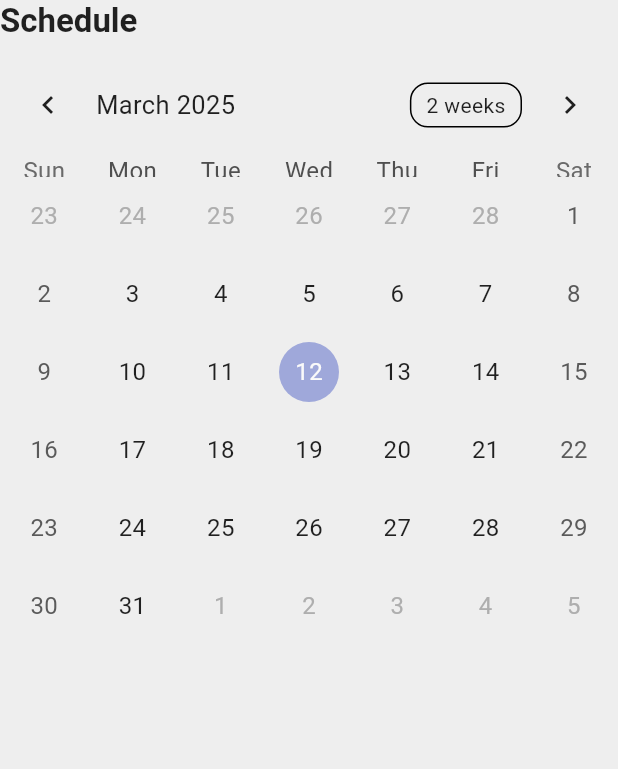
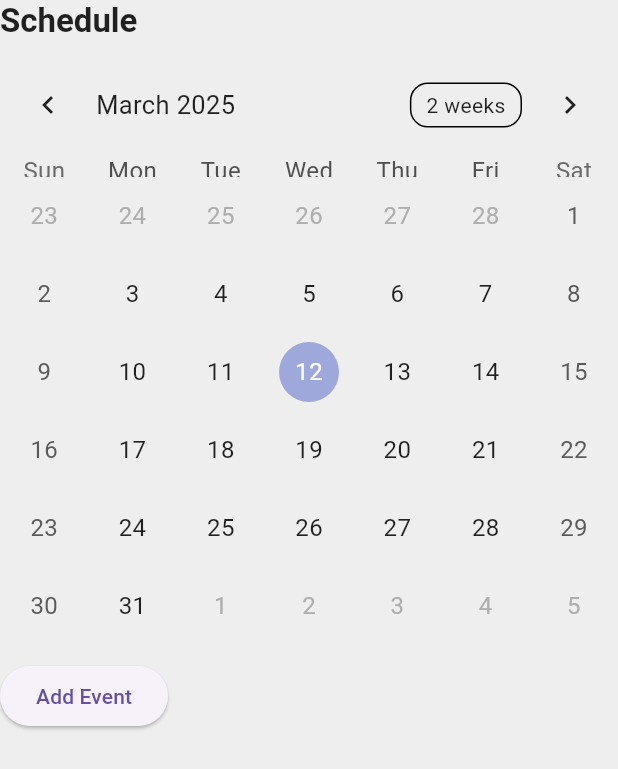
Before and after one commit to emnggprw/teamsync, a Flutter app: the ScheduleScreen widget shown alone on an empty page, opened directly, on a phone screen of 412 x 824 dp. Shown: the top 769 px of the screen. Run offline on Flutter 3.47's test engine with Material 3 defaults, Android fonts, the phone set to English and light mode, and no system bars; drawn by our look-alikes of table_calendar.

Commit message:
Added ability to add events on schedule

```diff
--- a/lib/screens/schedule_screen.dart
+++ b/lib/screens/schedule_screen.dart
@@ -1,7 +1,29 @@
 import 'package:flutter/material.dart';
 import 'package:table_calendar/table_calendar.dart';
 
-class ScheduleScreen extends StatelessWidget {
+class ScheduleScreen extends StatefulWidget {
+  @override
+  _ScheduleScreenState createState() => _ScheduleScreenState();
+}
+
+class _ScheduleScreenState extends State<ScheduleScreen> {
+  DateTime _focusedDay = DateTime.now();
+  DateTime? _selectedDay;
+  Map<DateTime, List<String>> _events = {};
+
+  List<String> _getEventsForDay(DateTime day) {
+    return _events[day] ?? [];
+  }
+
+  void _addEvent(DateTime day, String event) {
+    if (_events[day] != null) {
+      _events[day]!.add(event);
+    } else {
+      _events[day] = [event];
+    }
+    setState(() {});
+  }
+
   @override
   Widget build(BuildContext context) {
     return Column(
@@ -9,11 +31,33 @@ class ScheduleScreen extends StatelessWidget {
       children: [
         Text('Schedule', style: Theme.of(context).textTheme.titleLarge),
         SizedBox(height: 10),
+        TableCalendar(
+          firstDay: DateTime.utc(2020, 1, 1),
+          lastDay: DateTime.utc(2030, 12, 31),
+          focusedDay: _focusedDay,
+          selectedDayPredicate: (day) => isSameDay(_selectedDay, day),
+          onDaySelected: (selectedDay, focusedDay) {
+            setState(() {
+              _selectedDay = selectedDay;
+              _focusedDay = focusedDay;
+            });
+          },
+          eventLoader: _getEventsForDay,
+        ),
+        SizedBox(height: 10),
+        ElevatedButton(
+          onPressed: () {
+            if (_selectedDay != null) {
+              _addEvent(_selectedDay!, 'New Event at ${_selectedDay!.toLocal()}');
+            }
+          },
+          child: Text('Add Event'),
+        ),
         Expanded(
-          child: TableCalendar(
-            firstDay: DateTime.utc(2020, 1, 1),
-            lastDay: DateTime.utc(2030, 12, 31),
-            focusedDay: DateTime.now(),
+          child: ListView(
+            children: _getEventsForDay(_selectedDay ?? _focusedDay)
+                .map((event) => ListTile(title: Text(event)))
+                .toList(),
           ),
         ),
       ],
```
